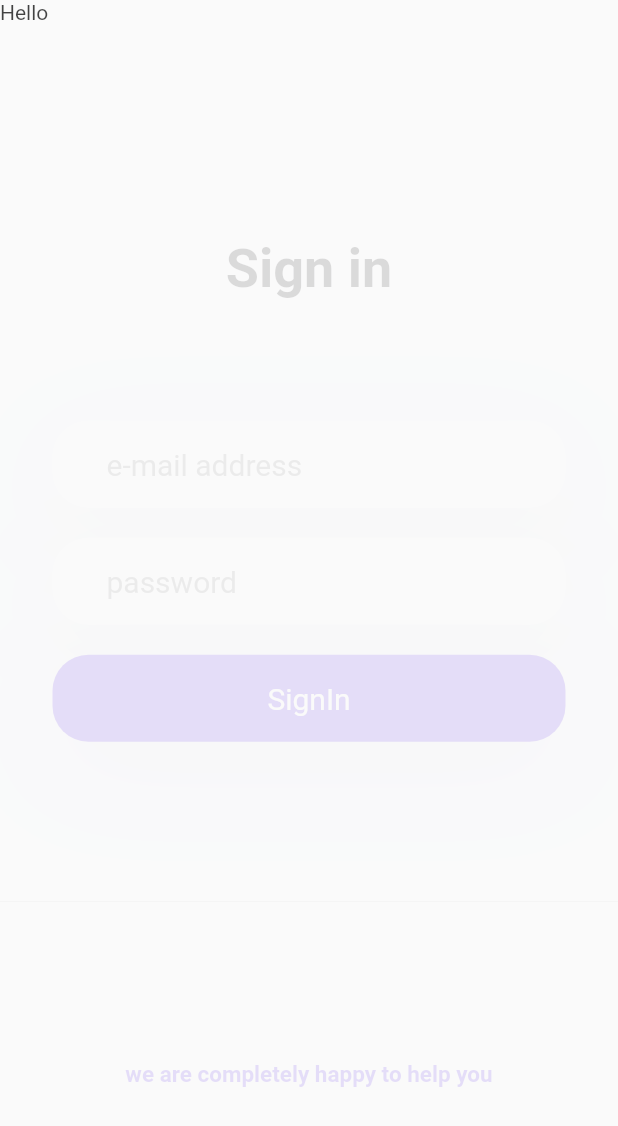
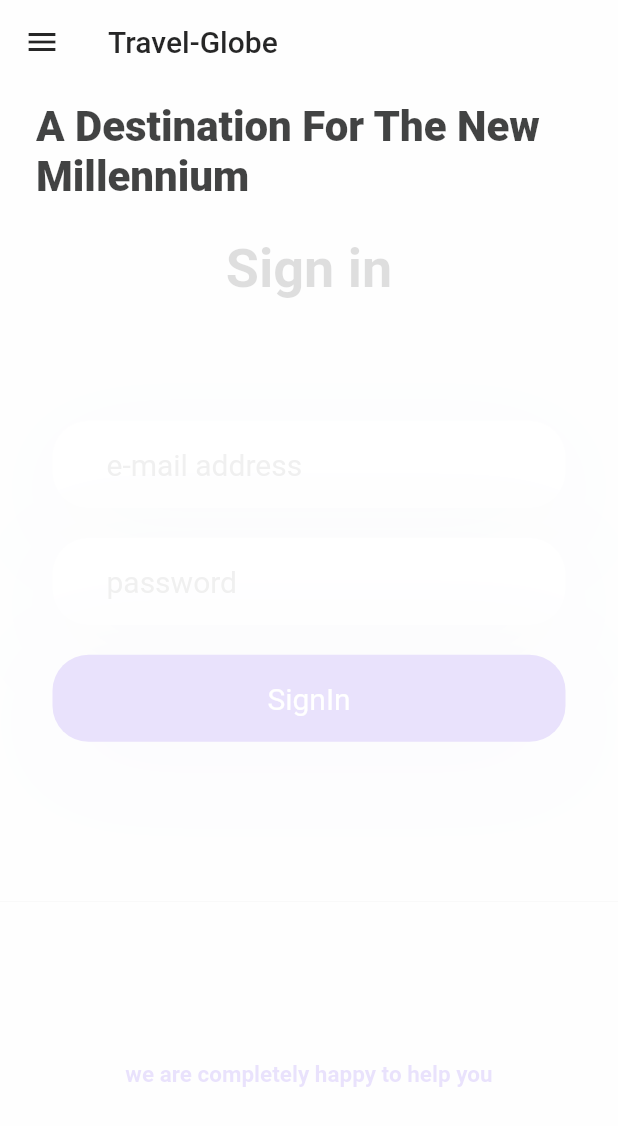
Before and after one commit to pratikmehkarkar/travel_globe, a Flutter app: the screen it shows after launch, after a tap on "Login", after a tap on "SignIn", on a phone screen of 412 x 824 dp. Shown: the top 1126 px of the screen. Run offline on Flutter 3.47's test engine with Material 2 defaults, Android fonts, the light colour scheme and no system bars; our stand-ins replace shared_preferences; missing offline and left inert: flutter_colored_progress_indicators.

Commit message:
HomePage and Navigation Bar Code

```diff
--- a/lib/HomePage.dart
+++ b/lib/HomePage.dart
@@ -1,4 +1,10 @@
 import 'package:flutter/material.dart';
+
+const List<String> context_menu_choice = <String>[
+  "Item 1",
+  "Item 2",
+  "Item 3"
+];
 
 class HomePage extends StatelessWidget
 {
@@ -6,8 +12,125 @@ class HomePage extends StatelessWidget
   @override
   Widget build(BuildContext context)
   {
-    return Scaffold(
-      body: Text("Hello"),
+    return MaterialApp(
+      title: 'Flutter Demo',
+      theme: ThemeData(
+        primarySwatch: primaryBlack,
+      ),
+      home: NaviHome(),
     );
   }
 }
+
+class NaviHome extends StatefulWidget
+{
+  NaviHomeState createState() => NaviHomeState();
+}
+class NaviHomeState extends State<NaviHome>
+{
+  final GlobalKey<ScaffoldState> _scaffoldkey = new GlobalKey<ScaffoldState>();
+  @override
+  Widget build(BuildContext context)
+  {
+    return Scaffold(
+      key: _scaffoldkey,
+      backgroundColor: Colors.white,
+      //Implementing NavBar Widget for Side Menu
+      drawer: NavigationDrawer(),
+      appBar: AppBar(
+        //title: Text('Flutter Guide'),
+        elevation: 0.0,
+        backgroundColor: Colors.white,
+        /*leading: IconButton(
+            onPressed: ()
+            {
+              //navi click
+              NavigationDrawer();
+            },
+          icon: Icon(Icons.menu, color: Colors.black,),
+        ),*/
+        iconTheme: new IconThemeData(color: Colors.black),
+        title: Text("Travel-Globe", style: TextStyle(color: Colors.black),),
+      ),
+      body: Padding(
+        padding: EdgeInsets.symmetric(vertical: 12.0, horizontal: 24.0),
+        child: Column(
+          children: [
+            Text("A Destination For The New Millennium", style:
+            TextStyle(fontSize: 28.0, fontWeight: FontWeight.w800),),
+          ],
+        ),
+      ),
+    );
+  }
+  void showSnackBar(String choice)
+  {
+    final snackBarContent =  SnackBar(
+      content: Text('Selected: $choice'),
+      action: SnackBarAction(
+          label: 'Undo', onPressed: ()
+      {
+        //undo
+      }),
+    );
+    _scaffoldkey.currentState.showSnackBar(snackBarContent);
+  }
+}
+//navigation drawer class
+class NavigationDrawer extends StatelessWidget
+{
+  @override
+  Widget build(BuildContext context)
+  {
+    //NavigationDrawer is a stateless widget which will return a special widget called Drawer.
+    //Widget Drawer contains Basic ListView
+    return Drawer(
+      //This basic list view contains all the links where we have navigate throughout the app by usig side/navigation menu
+      child: ListView(
+        padding: EdgeInsets.zero,
+        children: <Widget>[
+          //The DrawerHeader is the top widget of our side navigation menu
+          DrawerHeader(
+            decoration:
+            BoxDecoration(image: DecorationImage(fit: BoxFit.fill, image: AssetImage('images/nav.jpg'))),
+            child: Text('travel-globe',style: TextStyle(fontFamily: 'friday', color: Colors.black,fontSize: 40),),
+          ),
+          ListTile(
+            leading: Icon(Icons.web),
+            title: Text('Menu', style: (TextStyle(fontFamily: 'Comfortaa', color: Color(0xFF7041EE), fontSize: 20)),),
+            onTap: () {
+              Navigator.pop(context);
+              //Navigator.push(context, MaterialPageRoute(builder: (context) => Screen_Two()));
+            },),
+          ListTile(
+            leading: Icon(Icons.photo),
+            title: Text('Menu', style: (TextStyle(fontFamily: 'Comfortaa', color: Color(0xFF7041EE), fontSize: 20)),),
+            onTap: () {
+              Navigator.pop(context);
+              //Navigator.push(context, MaterialPageRoute(builder: (context) => Screen_Three()));
+            },),
+          ListTile(
+            leading: Icon(Icons.list),
+            title: Text('Menu', style: (TextStyle(fontFamily: 'Comfortaa', color: Color(0xFF7041EE), fontSize: 20)),),
+            onTap: () {
+              Navigator.pop(context);
+              //Navigator.push(context, MaterialPageRoute(builder: (context) => Screen_Four()));
+            },),],),);
+  }
+}
+const MaterialColor primaryBlack = MaterialColor(
+  _blackPrimaryValue,
+  <int, Color>{
+    50: Color(0xFF7041EE),
+    100: Color(0xFF7041EE),
+    200: Color(0xFF7041EE),
+    300: Color(0xFF7041EE),
+    400: Color(0xFF7041EE),
+    500: Color(_blackPrimaryValue),
+    600: Color(0xFF7041EE),
+    700: Color(0xFF7041EE),
+    800: Color(0xFF7041EE),
+    900: Color(0xFF7041EE),
+  },
+);
+const int _blackPrimaryValue = 0xFF7041EE;
```
